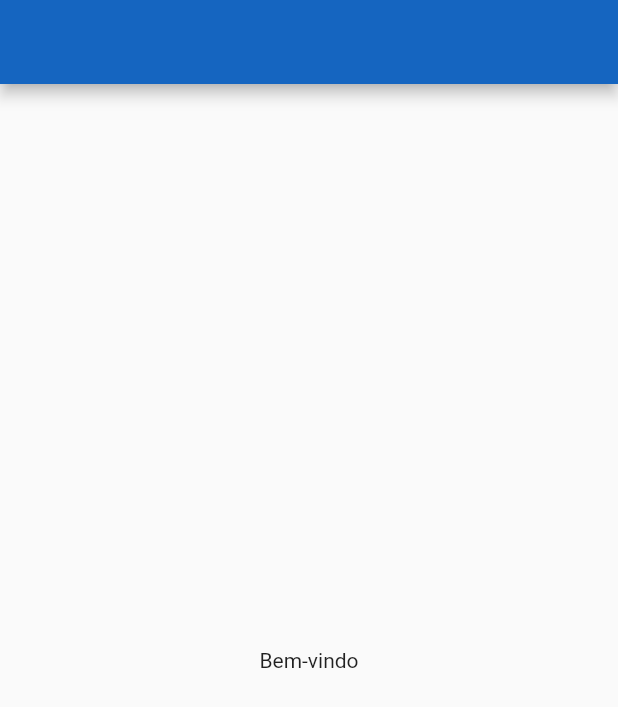
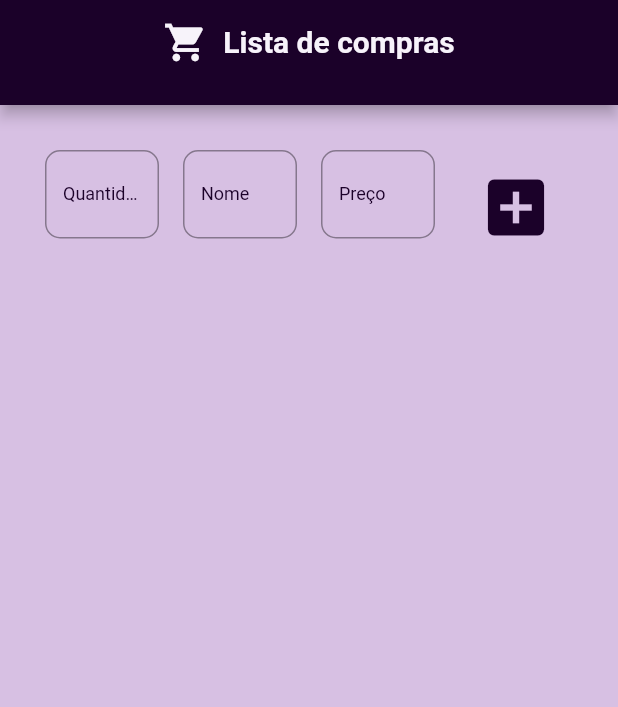
Before and after one commit to LessaApolinario/market-app, a Flutter app: the screen it shows after launch, on a phone screen of 412 x 824 dp. Shown: the top 707 px of the screen. Run offline on Flutter 3.47's test engine with Material 2 defaults, Android fonts, the phone set to English and light mode, and no system bars.

Commit message:
Add fonts and initial form to add products

```diff
--- a/lib/src/ui/mobile/app/app.dart
+++ b/lib/src/ui/mobile/app/app.dart
@@ -1,5 +1,6 @@
 import 'package:flutter/material.dart';
 import 'package:m_lista/src/ui/mobile/routes/routes.dart';
+import 'package:m_lista/src/ui/mobile/themes/global_theme.dart';
 
 class App extends StatelessWidget {
   const App({super.key});
@@ -7,6 +8,8 @@ class App extends StatelessWidget {
   @override
   Widget build(BuildContext context) {
     return MaterialApp(
+      title: "Lista de compras",
+      theme: GlobalTheme.theme,
       initialRoute: '/',
       routes: routes,
       debugShowCheckedModeBanner: false,
--- a/lib/src/ui/mobile/routes/routes.dart
+++ b/lib/src/ui/mobile/routes/routes.dart
@@ -1,3 +1,3 @@
-import 'package:m_lista/src/ui/mobile/screens/home/home.dart';
+import 'package:m_lista/src/ui/mobile/screens/home/main.dart';
 
 var routes = {'/': (context) => const Home()};
--- a/lib/src/ui/mobile/screens/home/home.dart
+++ /dev/null
@@ -1,23 +0,0 @@
-import 'package:flutter/material.dart';
-
-class Home extends StatefulWidget {
-  const Home({super.key});
-
-  @override
-  State<Home> createState() => _HomeState();
-}
-
-class _HomeState extends State<Home> {
-  @override
-  Widget build(BuildContext context) {
-    return Scaffold(
-      appBar: AppBar(
-        centerTitle: true,
-        backgroundColor: Colors.blue[800],
-      ),
-      body: const Center(
-        child: Text('Bem-vindo'),
-      ),
-    );
-  }
-}
--- /dev/null
+++ b/lib/src/ui/mobile/screens/home/main.dart
@@ -0,0 +1,27 @@
+import 'package:flutter/material.dart';
+import 'package:m_lista/src/ui/mobile/themes/global_colors.dart';
+import 'package:m_lista/src/ui/mobile/widgets/base/AppBar/main.dart';
+import 'package:m_lista/src/ui/mobile/widgets/home/AddProductForm/main.dart';
+
+class Home extends StatefulWidget {
+  const Home({super.key});
+
+  @override
+  State<Home> createState() => _HomeState();
+}
+
+class _HomeState extends State<Home> {
+  @override
+  Widget build(BuildContext context) {
+    return Scaffold(
+      backgroundColor: GlobalColors.primary.shade200,
+      appBar: const MainAppBar(),
+      body: const SingleChildScrollView(
+        child: Padding(
+          padding: EdgeInsets.all(30),
+          child: AddProductForm(),
+        ),
+      ),
+    );
+  }
+}
--- /dev/null
+++ b/lib/src/ui/mobile/styles/app_input_styles.dart
@@ -0,0 +1,33 @@
+import 'package:flutter/material.dart';
+import 'package:m_lista/src/ui/mobile/themes/global_colors.dart';
+
+class AppInputStyles {
+  static InputDecoration getInputDecoration(
+      String? hintText, String? labelText) {
+    return InputDecoration(
+      border: const OutlineInputBorder(
+        borderRadius: BorderRadius.all(
+          Radius.circular(10),
+        ),
+      ),
+      focusedBorder: OutlineInputBorder(
+        borderSide: BorderSide(
+          color: GlobalColors.primary.shade900,
+          width: 2,
+        ),
+        borderRadius: const BorderRadius.all(
+          Radius.circular(10),
+        ),
+      ),
+      labelStyle: TextStyle(
+        color: GlobalColors.primary.shade900,
+        fontSize: 12,
+        fontWeight: FontWeight.normal,
+      ),
+      focusColor: GlobalColors.primary.shade900,
+      fillColor: GlobalColors.primary.shade900,
+      hintText: hintText,
+      labelText: labelText,
+    );
+  }
+}
--- /dev/null
+++ b/lib/src/ui/mobile/themes/global_colors.dart
@@ -0,0 +1,17 @@
+import 'package:flutter/material.dart';
+
+class GlobalColors {
+  static const MaterialColor primary = MaterialColor(_primaryColor, {
+    50: Color(0xFFF7F3FA),
+    100: Color(0xFFEFE6F4),
+    200: Color(0xFFD7C0E3),
+    300: Color(0xFFBD98D0),
+    400: Color(0xFF8D4FAF),
+    500: Color(_primaryColor),
+    600: Color(0xFF52037D),
+    700: Color(0xFF380254),
+    800: Color(0xFF2A023F),
+    900: Color(0xFF1B0129),
+  });
+  static const int _primaryColor = 0xFF5C038C;
+}
--- /dev/null
+++ b/lib/src/ui/mobile/themes/global_theme.dart
@@ -0,0 +1,19 @@
+import 'package:flutter/material.dart';
+import 'package:m_lista/src/ui/mobile/themes/global_colors.dart';
+
+class GlobalTheme {
+  static ThemeData theme = ThemeData(
+    appBarTheme: AppBarTheme(
+      backgroundColor: GlobalColors.primary.shade900,
+      titleTextStyle: TextStyle(
+        fontSize: 20,
+        fontWeight: FontWeight.bold,
+        color: GlobalColors.primary.shade50,
+      ),
+      iconTheme: IconThemeData(
+        size: 30,
+        color: GlobalColors.primary.shade50,
+      ),
+    ),
+  );
+}
--- /dev/null
+++ b/lib/src/ui/mobile/widgets/base/AppBar/main.dart
@@ -0,0 +1,28 @@
+import 'package:flutter/material.dart';
+
+class MainAppBar extends StatefulWidget implements PreferredSizeWidget {
+  const MainAppBar({super.key});
+
+  @override
+  State<MainAppBar> createState() => _MainAppBarState();
+
+  @override
+  Size get preferredSize => const Size.fromHeight(70.0);
+}
+
+class _MainAppBarState extends State<MainAppBar> {
+  @override
+  Widget build(BuildContext context) {
+    return AppBar(
+      title: const Row(
+        crossAxisAlignment: CrossAxisAlignment.center,
+        mainAxisAlignment: MainAxisAlignment.center,
+        children: [
+          Icon(Icons.shopping_cart),
+          SizedBox(width: 10),
+          Text('Lista de compras'),
+        ],
+      ),
+    );
+  }
+}
--- /dev/null
+++ b/lib/src/ui/mobile/widgets/home/AddProductForm/main.dart
@@ -0,0 +1,89 @@
+import 'package:flutter/material.dart';
+import 'package:m_lista/src/ui/mobile/styles/app_input_styles.dart';
+import 'package:m_lista/src/ui/mobile/themes/global_colors.dart';
+
+class AddProductForm extends StatefulWidget {
+  const AddProductForm({super.key});
+
+  @override
+  State<AddProductForm> createState() => _AddProductFormState();
+}
+
+class _AddProductFormState extends State<AddProductForm> {
+  final GlobalKey<_AddProductFormState> _formKey = GlobalKey();
+  final TextEditingController _quantityController = TextEditingController();
+  final TextEditingController _nameController = TextEditingController();
+  final TextEditingController _priceController = TextEditingController();
+
+  _textInputValidator(String? value) {
+    if (value == null || value.isEmpty) {
+      return "Campo obrigatório";
+    }
+    return null;
+  }
+
+  _priceValidator(String? value) {
+    if (value == null || value.isEmpty) {
+      return "Campo obrigatório";
+    }
+
+    if (!value.toString().contains(",")) {
+      return "Vírgulas obrigatórias";
+    }
+
+    return null;
+  }
+
+  @override
+  Widget build(BuildContext context) {
+    return Form(
+      key: _formKey,
+      child: Row(
+        mainAxisAlignment: MainAxisAlignment.start,
+        crossAxisAlignment: CrossAxisAlignment.center,
+        children: [
+          Expanded(
+            child: TextFormField(
+              controller: _quantityController,
+              keyboardType: TextInputType.number,
+              decoration:
+                  AppInputStyles.getInputDecoration('Quantidade', 'Quantidade'),
+            ),
+          ),
+          const SizedBox(width: 16),
+          Expanded(
+            child: TextFormField(
+              controller: _nameController,
+              keyboardType: TextInputType.text,
+              decoration: AppInputStyles.getInputDecoration('Nome', 'Nome'),
+              validator: (value) => _textInputValidator(value),
+            ),
+          ),
+          const SizedBox(width: 16),
+          Expanded(
+            child: TextFormField(
+              controller: _priceController,
+              keyboardType: TextInputType.text,
+              decoration: AppInputStyles.getInputDecoration('Preço', 'Preço'),
+              validator: (value) => _priceValidator(value),
+            ),
+          ),
+          const SizedBox(width: 16),
+          Expanded(
+            child: IconButton(
+              onPressed: () {},
+              style: IconButton.styleFrom(
+                backgroundColor: GlobalColors.primary.shade300,
+              ),
+              icon: Icon(
+                Icons.add_box,
+                size: 50,
+                color: GlobalColors.primary.shade900,
+              ),
+            ),
+          ),
+        ],
+      ),
+    );
+  }
+}
```
Also changed, not shown: pubspec.yaml (+4 -12 lines).
